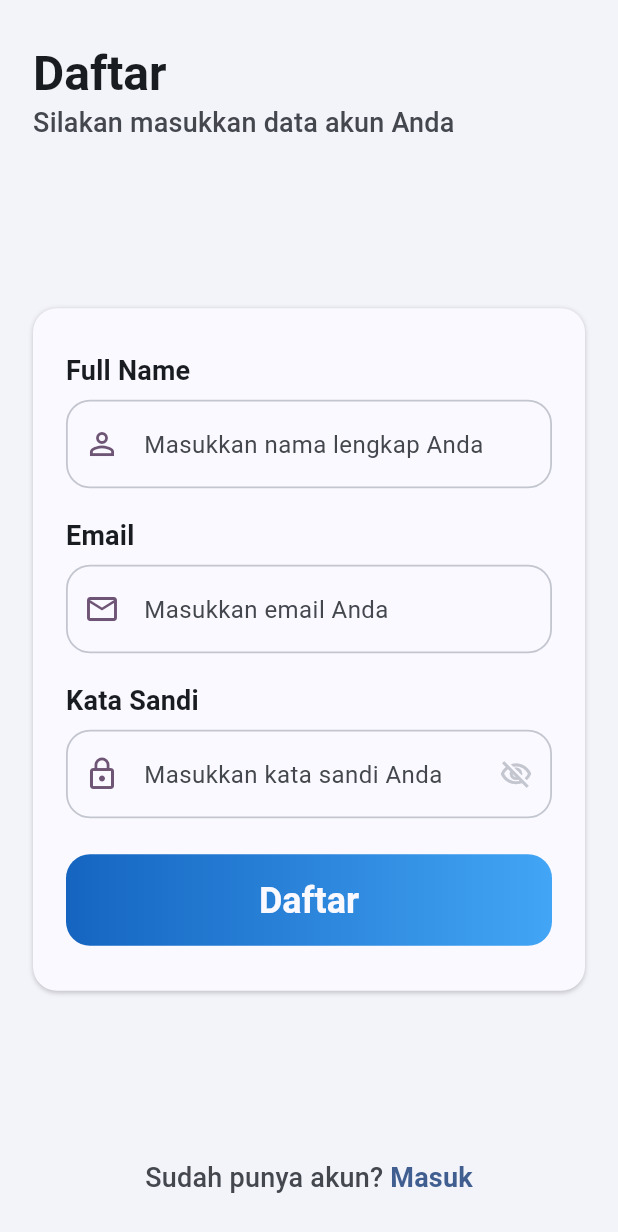
After one commit to Vrynd/Skrining_apps, a Flutter app: the RegisterScreen screen opened by its route, on a phone screen of 412 x 824 dp. The commit adds this screen. Shown: the top 1232 px of the screen. Run offline on Flutter 3.47's test engine with Material 3 defaults, Android fonts, the phone set to English and light mode, and no system bars; our stand-ins replace firebase_core, google_fonts, shared_preferences; accounts and stored records are empty; Roboto replaces fonts that are missing (Overpass).

Commit message:
Membuat user interface register

```diff
--- a/lib/main.dart
+++ b/lib/main.dart
@@ -4,6 +4,7 @@ import 'package:flutter/services.dart';
 import 'package:shared_preferences/shared_preferences.dart';
 import 'package:skrining_apps/firebase_options.dart';
 import 'package:skrining_apps/screens/auth/login_screen.dart';
+import 'package:skrining_apps/screens/auth/register_screen.dart';
 import 'package:skrining_apps/screens/routes/route_screen.dart';
 import 'package:skrining_apps/themes/theme_apps.dart';
 
@@ -37,6 +38,7 @@ class MyApp extends StatelessWidget {
       initialRoute: RouteScreen.login.name,
       routes: {
         RouteScreen.login.name: (context) => const LoginScreen(),
+        RouteScreen.register.name: (context) => const RegisterScreen(),
         RouteScreen.home.name: (context) => const LoginScreen(),
       },
     );
--- /dev/null
+++ b/lib/screens/auth/register_screen.dart
@@ -0,0 +1,325 @@
+import 'package:flutter/gestures.dart';
+import 'package:flutter/material.dart';
+import 'package:skrining_apps/components/template/auth/auth_hero.dart';
+import 'package:skrining_apps/components/template/auth/auth_redirect.dart';
+
+class RegisterScreen extends StatefulWidget {
+  const RegisterScreen({super.key});
+
+  @override
+  State<RegisterScreen> createState() => _RegisterScreenState();
+}
+
+class _RegisterScreenState extends State<RegisterScreen> {
+  final _fullNameController = TextEditingController();
+  final _emailController = TextEditingController();
+  final _passwordController = TextEditingController();
+
+  @override
+  Widget build(BuildContext context) {
+    return Scaffold(
+      backgroundColor: Theme.of(context).colorScheme.surfaceContainerLow,
+      body: SafeArea(
+        child: Padding(
+          padding: const EdgeInsets.symmetric(vertical: 28, horizontal: 22),
+          child: LayoutBuilder(
+            builder: (context, constraints) {
+              return SingleChildScrollView(
+                physics: const BouncingScrollPhysics(),
+                padding: EdgeInsets.only(
+                  bottom: MediaQuery.of(context).viewInsets.bottom,
+                ),
+                child: ConstrainedBox(
+                  constraints: BoxConstraints(minHeight: constraints.maxHeight),
+                  child: Column(
+                    crossAxisAlignment: CrossAxisAlignment.stretch,
+                    mainAxisAlignment: MainAxisAlignment.spaceBetween,
+                    children: [
+                      AuthHero(
+                        title: 'Daftar',
+                        subtitle: 'Silakan masukkan data akun Anda',
+                      ),
+                      const SizedBox(height: 15),
+                      Container(
+                        width: double.infinity,
+                        padding: const EdgeInsets.symmetric(
+                          vertical: 30,
+                          horizontal: 22,
+                        ),
+                        decoration: BoxDecoration(
+                          color: Theme.of(context).colorScheme.surface,
+                          borderRadius: BorderRadius.circular(16),
+                          boxShadow: [
+                            BoxShadow(
+                              color: Theme.of(
+                                context,
+                              ).colorScheme.shadow.withOpacity(.2),
+                              blurRadius: 2,
+                              offset: const Offset(0, 1),
+                            ),
+                          ],
+                        ),
+                        child: Column(
+                          crossAxisAlignment: CrossAxisAlignment.stretch,
+                          mainAxisSize: MainAxisSize.min,
+                          children: [
+                            // Full Name
+                            Column(
+                              crossAxisAlignment: CrossAxisAlignment.start,
+                              children: [
+                                Text(
+                                  'Full Name',
+                                  style: Theme.of(context).textTheme.titleMedium
+                                      ?.copyWith(
+                                        color: Theme.of(
+                                          context,
+                                        ).colorScheme.onSurface,
+                                        fontWeight: FontWeight.w600,
+                                      ),
+                                ),
+                                const SizedBox(height: 8),
+                                TextField(
+                                  controller: _fullNameController,
+                                  maxLines: 1,
+                                  style: const TextStyle(fontSize: 18),
+                                  decoration: InputDecoration(
+                                    prefixIcon: Icon(
+                                      Icons.person_outline,
+                                      size: 24,
+                                      color: Theme.of(
+                                        context,
+                                      ).colorScheme.tertiary,
+                                    ),
+                                    contentPadding: const EdgeInsets.symmetric(
+                                      vertical: 16,
+                                      horizontal: 10,
+                                    ),
+                                    border: OutlineInputBorder(
+                                      borderRadius: BorderRadius.circular(16),
+                                    ),
+                                    enabledBorder: OutlineInputBorder(
+                                      borderRadius: BorderRadius.circular(16),
+                                      borderSide: BorderSide(
+                                        color: Theme.of(
+                                          context,
+                                        ).colorScheme.outlineVariant,
+                                        width: 1.2,
+                                      ),
+                                    ),
+                                    focusedBorder: OutlineInputBorder(
+                                      borderRadius: BorderRadius.circular(16),
+                                      borderSide: BorderSide(
+                                        color: Theme.of(
+                                          context,
+                                        ).colorScheme.primary,
+                                        width: 1.4,
+                                      ),
+                                    ),
+                                    hintText: 'Masukkan nama lengkap Anda',
+                                    hintStyle: Theme.of(context)
+                                        .textTheme
+                                        .bodyLarge
+                                        ?.copyWith(
+                                          color: Theme.of(
+                                            context,
+                                          ).colorScheme.onSurfaceVariant,
+                                        ),
+                                  ),
+                                ),
+                              ],
+                            ),
+                            const SizedBox(height: 20),
+                            // Email
+                            Column(
+                              crossAxisAlignment: CrossAxisAlignment.start,
+                              children: [
+                                Text(
+                                  'Email',
+                                  style: Theme.of(context).textTheme.titleMedium
+                                      ?.copyWith(
+                                        color: Theme.of(
+                                          context,
+                                        ).colorScheme.onSurface,
+                                        fontWeight: FontWeight.w600,
+                                      ),
+                                ),
+                                const SizedBox(height: 8),
+                                TextField(
+                                  controller: _emailController,
+                                  maxLines: 1,
+                                  style: const TextStyle(fontSize: 18),
+                                  keyboardType: TextInputType.emailAddress,
+                                  decoration: InputDecoration(
+                                    prefixIcon: Icon(
+                                      Icons.email_outlined,
+                                      size: 24,
+                                      color: Theme.of(
+                                        context,
+                                      ).colorScheme.tertiary,
+                                    ),
+                                    contentPadding: const EdgeInsets.symmetric(
+                                      vertical: 16,
+                                      horizontal: 10,
+                                    ),
+                                    border: OutlineInputBorder(
+                                      borderRadius: BorderRadius.circular(16),
+                                    ),
+                                    enabledBorder: OutlineInputBorder(
+                                      borderRadius: BorderRadius.circular(16),
+                                      borderSide: BorderSide(
+                                        color: Theme.of(
+                                          context,
+                                        ).colorScheme.outlineVariant,
+                                        width: 1.2,
+                                      ),
+                                    ),
+                                    focusedBorder: OutlineInputBorder(
+                                      borderRadius: BorderRadius.circular(16),
+                                      borderSide: BorderSide(
+                                        color: Theme.of(
+                                          context,
+                                        ).colorScheme.primary,
+                                        width: 1.4,
+                                      ),
+                                    ),
+                                    hintText: 'Masukkan email Anda',
+                                    hintStyle: Theme.of(context)
+                                        .textTheme
+                                        .bodyLarge
+                                        ?.copyWith(
+                                          color: Theme.of(
+                                            context,
+                                          ).colorScheme.onSurfaceVariant,
+                                        ),
+                                  ),
+                                ),
+                              ],
+                            ),
+                            const SizedBox(height: 20),
+                            // Password
+                            Column(
+                              crossAxisAlignment: CrossAxisAlignment.start,
+                              children: [
+                                Text(
+                                  'Kata Sandi',
+                                  style: Theme.of(context).textTheme.titleMedium
+                                      ?.copyWith(
+                                        color: Theme.of(
+                                          context,
+                                        ).colorScheme.onSurface,
+                                        fontWeight: FontWeight.w600,
+                                      ),
+                                ),
+                                const SizedBox(height: 8),
+                                TextField(
+                                  controller: _passwordController,
+                                  maxLines: 1,
+                                  style: const TextStyle(fontSize: 18),
+                                  obscureText: true,
+                                  keyboardType: TextInputType.visiblePassword,
+                                  decoration: InputDecoration(
+                                    prefixIcon: Icon(
+                                      Icons.lock_outline,
+                                      size: 24,
+                                      color: Theme.of(
+                                        context,
+                                      ).colorScheme.tertiary,
+                                    ),
+                                    suffixIcon: Icon(
+                                      Icons.visibility_off_outlined,
+                                      size: 22,
+                                      color: Theme.of(
+                                        context,
+                                      ).colorScheme.outlineVariant,
+                                    ),
+                                    contentPadding: const EdgeInsets.symmetric(
+                                      vertical: 16,
+                                      horizontal: 10,
+                                    ),
+                                    border: OutlineInputBorder(
+                                      borderRadius: BorderRadius.circular(16),
+                                    ),
+                                    enabledBorder: OutlineInputBorder(
+                                      borderRadius: BorderRadius.circular(16),
+                                      borderSide: BorderSide(
+                                        color: Theme.of(
+                                          context,
+                                        ).colorScheme.outlineVariant,
+                                        width: 1.2,
+                                      ),
+                                    ),
+                                    focusedBorder: OutlineInputBorder(
+                                      borderRadius: BorderRadius.circular(16),
+                                      borderSide: BorderSide(
+                                        color: Theme.of(
+                                          context,
+                                        ).colorScheme.primary,
+                                        width: 1.4,
+                                      ),
+                                    ),
+                                    hintText: 'Masukkan kata sandi Anda',
+                                    hintStyle: Theme.of(context)
+                                        .textTheme
+                                        .bodyLarge
+                                        ?.copyWith(
+                                          color: Theme.of(
+                                            context,
+                                          ).colorScheme.onSurfaceVariant,
+                                        ),
+                                  ),
+                                ),
+                              ],
+                            ),
+                            const SizedBox(height: 24),
+                            // Tombol Daftar
+                            GestureDetector(
+                              child: Container(
+                                alignment: Alignment.center,
+                                padding: const EdgeInsets.all(16),
+                                decoration: BoxDecoration(
+                                  borderRadius: BorderRadius.circular(16),
+                                  gradient: const LinearGradient(
+                                    colors: [
+                                      Color(0xFF1565C0),
+                                      Color(0xFF42A5F5),
+                                    ],
+                                  ),
+                                ),
+                                child: Text(
+                                  'Daftar',
+                                  style: Theme.of(context)
+                                      .textTheme
+                                      .headlineSmall
+                                      ?.copyWith(
+                                        fontWeight: FontWeight.w600,
+                                        color: Theme.of(
+                                          context,
+                                        ).colorScheme.surface,
+                                      ),
+                                ),
+                              ),
+                            ),
+                          ],
+                        ),
+                      ),
+                      const SizedBox(height: 15),
+                      AuthRedirect(
+                        questionText: 'Sudah punya akun?',
+                        actionText: 'Masuk',
+                        onTap: _goToLogin,
+                      ),
+                    ],
+                  ),
+                ),
+              );
+            },
+          ),
+        ),
+      ),
+    );
+  }
+
+  void _goToLogin() {
+    Navigator.pop(context);
+  }
+}
```
